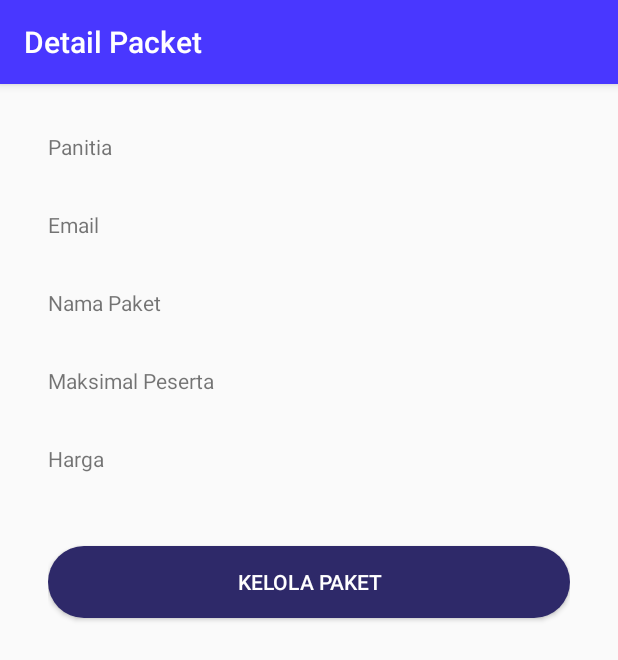
After one commit to anggastudent/digimicePanitia, an Android app: the DetailPacket screen opened directly, with no data from a screen before it, on a phone screen of 412 x 824 dp. The commit adds this screen. Shown: the top 660 px of the screen. Run offline under Robolectric (Android 15) with nearby library versions, the phone set to English and light mode, and no system bars; network calls fail.

Commit message:
membuat  halaman detail packet

```diff
--- a/app/src/main/AndroidManifest.xml
+++ b/app/src/main/AndroidManifest.xml
@@ -12,7 +12,8 @@
         android:supportsRtl="true"
         android:theme="@style/AppTheme"
         android:usesCleartextTraffic="true">
-        <activity android:name=".Activity.HomeAnggota"></activity>
+        <activity android:name=".Activity.DetailPacket"></activity>
+        <activity android:name=".Activity.HomeAnggota" />
         <activity
             android:name=".Activity.HomePanitia"
             android:screenOrientation="portrait" />
--- /dev/null
+++ b/app/src/main/java/com/example/digimiceconferent/Activity/DetailPacket.java
@@ -0,0 +1,46 @@
+package com.example.digimiceconferent.Activity;
+
+import androidx.appcompat.app.AppCompatActivity;
+
+import android.os.Bundle;
+import android.widget.Button;
+import android.widget.TextView;
+
+import com.example.digimiceconferent.Model.EventPacket;
+import com.example.digimiceconferent.R;
+import com.example.digimiceconferent.SharedPrefManager;
+
+public class DetailPacket extends AppCompatActivity {
+    public static final String EXTRA_EVENT_PACKET = "packet_event";
+    TextView tvNamePanitia, tvEmail, tvNamePacket, tvMaxParticipant, tvPricePacket, tvTeam;
+    Button btKelolaPaket;
+    SharedPrefManager sharedPrefManager;
+    @Override
+    protected void onCreate(Bundle savedInstanceState) {
+        super.onCreate(savedInstanceState);
+        setContentView(R.layout.activity_detail_packet);
+
+        if (getSupportActionBar() != null) {
+            getSupportActionBar().setTitle("Detail Packet");
+        }
+
+        tvEmail = findViewById(R.id.email_user_detail_packet);
+        tvNamePacket = findViewById(R.id.name_detail_packet);
+        tvNamePanitia = findViewById(R.id.name_user_detail_packet);
+        tvMaxParticipant = findViewById(R.id.max_participant_detail_packet);
+        tvTeam = findViewById(R.id.team_detail_packet);
+        tvPricePacket = findViewById(R.id.price_detail_packet);
+        btKelolaPaket = findViewById(R.id.bt_kelola_paket);
+        sharedPrefManager = new SharedPrefManager(this);
+
+        EventPacket eventPacket = getIntent().getParcelableExtra(EXTRA_EVENT_PACKET);
+        if (eventPacket != null) {
+            tvEmail.setText(sharedPrefManager.getSpEmail());
+            tvTeam.setText("("+sharedPrefManager.getSpNameTeam()+")");
+            tvNamePanitia.setText(sharedPrefManager.getSpName());
+            tvNamePacket.setText(eventPacket.getName_packet());
+            tvMaxParticipant.setText(eventPacket.getMax_participant());
+            tvPricePacket.setText(eventPacket.getPrice());
+        }
+    }
+}
--- a/app/src/main/java/com/example/digimiceconferent/SharedPrefManager.java
+++ b/app/src/main/java/com/example/digimiceconferent/SharedPrefManager.java
@@ -9,6 +9,9 @@ public class SharedPrefManager {
     public static final String SP_BOOLEAN = "boolean";
     public static final String SP_ROLE = "role_team";
     public static final String SP_ID_USER = "id_user";
+    public static final String SP_EMAIL = "email";
+    public static final String SP_NAME = "name_user";
+    public static final String SP_NAME_TEAM = "name_team";
 
     SharedPreferences sharedPreferences;
     SharedPreferences.Editor editor;
@@ -43,4 +46,16 @@ public class SharedPrefManager {
     public String getSPIdUser() {
         return sharedPreferences.getString(SP_ID_USER, "");
     }
+
+    public String getSpEmail() {
+        return sharedPreferences.getString(SP_EMAIL, "");
+    }
+
+    public String getSpName() {
+        return sharedPreferences.getString(SP_NAME, "");
+    }
+
+    public String getSpNameTeam() {
+        return sharedPreferences.getString(SP_NAME_TEAM, "");
+    }
 }
--- /dev/null
+++ b/app/src/main/res/layout/activity_detail_packet.xml
@@ -0,0 +1,91 @@
+<?xml version="1.0" encoding="utf-8"?>
+<LinearLayout xmlns:android="http://schemas.android.com/apk/res/android"
+    xmlns:app="http://schemas.android.com/apk/res-auto"
+    xmlns:tools="http://schemas.android.com/tools"
+    android:layout_width="match_parent"
+    android:layout_height="match_parent"
+    android:orientation="vertical"
+    android:padding="32dp"
+    tools:context=".Activity.DetailPacket">
+
+    <TextView
+        android:layout_width="match_parent"
+        android:layout_height="wrap_content"
+        android:text="@string/panitia"/>
+
+    <LinearLayout
+        android:layout_width="match_parent"
+        android:orientation="horizontal"
+        android:layout_height="wrap_content">
+        <TextView
+            android:id="@+id/name_user_detail_packet"
+            android:layout_width="wrap_content"
+            android:layout_height="wrap_content"
+            android:textSize="24sp"
+            android:paddingRight="8dp"
+            tools:text="@string/name"/>
+        <TextView
+            android:id="@+id/team_detail_packet"
+            android:layout_width="wrap_content"
+            android:layout_height="wrap_content"
+            android:textSize="24sp"
+            tools:text="Team"/>
+
+    </LinearLayout>
+
+    <TextView
+        android:layout_width="match_parent"
+        android:layout_height="wrap_content"
+        android:text="@string/email"/>
+
+    <TextView
+        android:id="@+id/email_user_detail_packet"
+        android:layout_width="match_parent"
+        android:layout_height="wrap_content"
+        android:textSize="24sp"
+        tools:text="@string/email"/>
+
+    <TextView
+        android:layout_width="match_parent"
+        android:layout_height="wrap_content"
+        android:text="@string/name_packet"/>
+
+    <TextView
+        android:id="@+id/name_detail_packet"
+        android:layout_width="match_parent"
+        android:layout_height="wrap_content"
+        android:textSize="24sp"
+        tools:text="@string/name_packet"/>
+
+    <TextView
+        android:layout_width="match_parent"
+        android:layout_height="wrap_content"
+        android:text="@string/max_participant"/>
+
+    <TextView
+        android:id="@+id/max_participant_detail_packet"
+        android:layout_width="match_parent"
+        android:layout_height="wrap_content"
+        android:textSize="24sp"
+        tools:text="@string/max_participant"/>
+    <TextView
+        android:layout_width="match_parent"
+        android:layout_height="wrap_content"
+        android:text="@string/price"/>
+
+    <TextView
+        android:id="@+id/price_detail_packet"
+        android:layout_width="match_parent"
+        android:layout_height="wrap_content"
+        android:textSize="24sp"
+        android:layout_marginBottom="16dp"
+        tools:text="@string/price"/>
+    <Button
+        android:id="@+id/bt_kelola_paket"
+        android:layout_width="match_parent"
+        android:layout_height="wrap_content"
+        android:text="@string/kelola_paket"
+        android:textColor="@android:color/white"
+        android:backgroundTint="@color/colorButton"
+        android:background="@drawable/border_radius"/>
+</LinearLayout>
--- a/app/src/main/res/values/strings.xml
+++ b/app/src/main/res/values/strings.xml
@@ -16,6 +16,12 @@
     <string name="hello_blank_fragment">Hello blank fragment</string>
     <string name="nama_event">Nama Event</string>
     <string name="tambah_anggota">Tambah anggota</string>
+    <string name="name">name</string>
+    <string name="panitia">Panitia</string>
+    <string name="name_packet">Nama Paket</string>
+    <string name="max_participant">Maksimal Peserta</string>
+    <string name="price">Harga</string>
+    <string name="kelola_paket">Kelola Paket</string>
 
     <!-- TODO: Remove or change this placeholder text -->
 </resources>
```
Also changed, not shown: app/src/main/java/com/example/digimiceconferent/Activity/Login.java (+9 -0 lines), app/src/main/java/com/example/digimiceconferent/Adapter/RecyclerViewEventPacketAdapter.java (+12 -1 lines), app/src/main/java/com/example/digimiceconferent/Model/EventPacket.java (+37 -1 lines).
